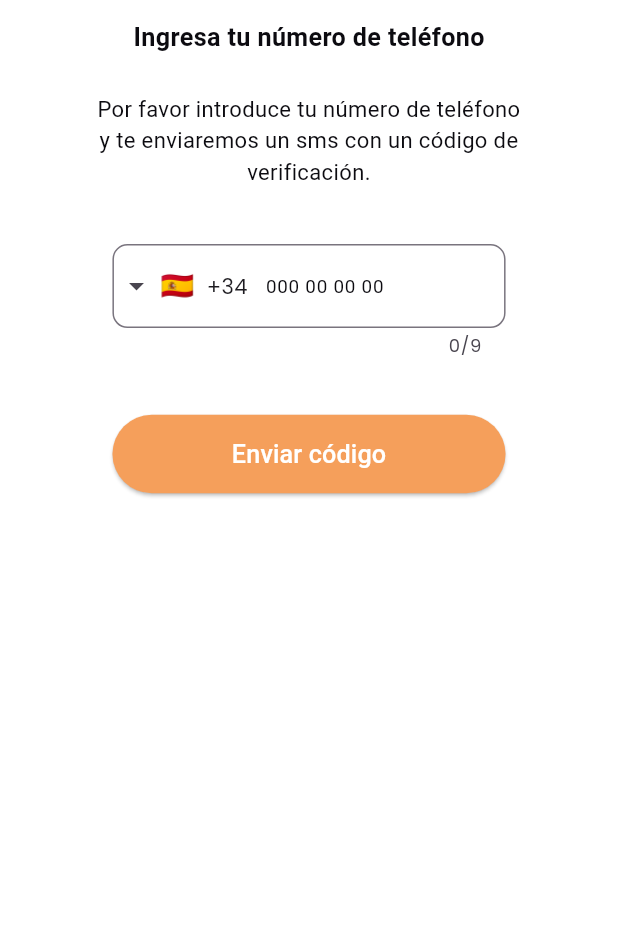
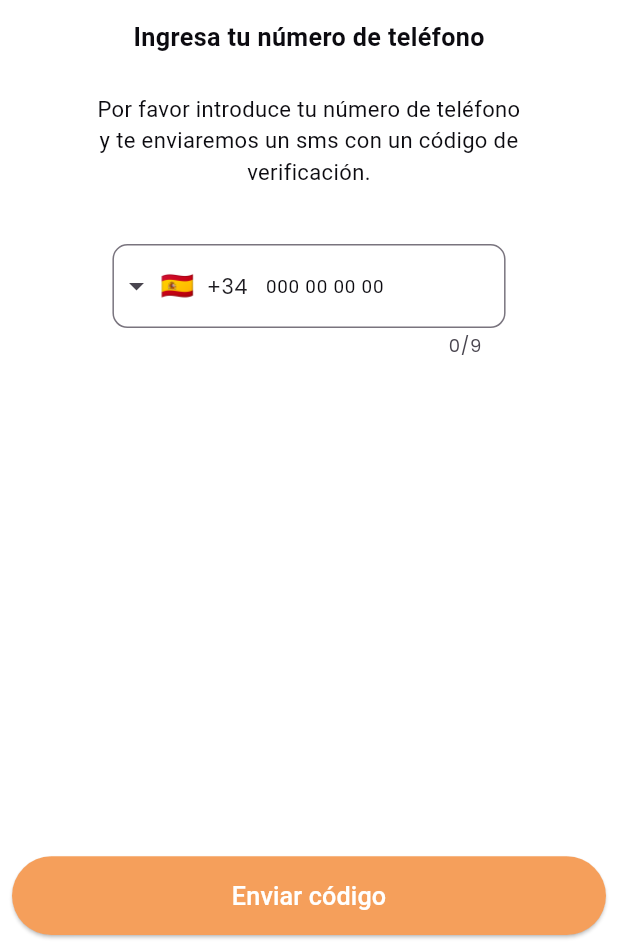
Before and after one commit to Joansico97/felicitup_app, a Flutter app: the PhoneFederatedView screen opened directly, after a tap on "Enviar código", on a phone screen of 412 x 824 dp, the part 289-1236 px from its top. Run offline on Flutter 3.47's test engine with Material 3 defaults, Android fonts, the phone set to English and light mode, and no system bars; drawn by our look-alikes of intl_phone_field; our stand-ins replace animate_do, bloc, cloud_firestore, cloud_functions, either_dart, envied and 24 more; missing offline and left inert: fast_contacts, super_tooltip, version; accounts and stored records are empty; generated files the repository leaves out were written again; network calls fail; Roboto replaces fonts that are missing (AvenirNext); statements that could not run were skipped; project files that could hold a hidden picture were left out.

Commit message:
add: change federated register flow

```diff
--- a/lib/data/resources/user_firebase_resource.dart
+++ b/lib/data/resources/user_firebase_resource.dart
@@ -788,8 +788,9 @@ class UserFirebaseResource implements UserRepository {
         return Left(ApiException(401, 'User not authenticated'));
       }
       await _client.update(AppConstants.usersCollection, document: uid, {
-        'name': name,
+        'firstName': name,
         'lastName': lastName,
+        'fullName': '$name $lastName',
         'phone': phone,
         'isoCode': isoCode,
         'genre': genre,
--- a/lib/features/auth/federated_register/views/federated_register_page.dart
+++ b/lib/features/auth/federated_register/views/federated_register_page.dart
@@ -54,7 +54,8 @@ class FederatedRegisterPage extends StatelessWidget {
           body: SafeArea(
             child: Column(
               children: [
-                Container(
+                Expanded(
+                  child: Container(
                     padding: EdgeInsets.symmetric(vertical: context.sp(12)),
                     child: BlocBuilder<
                       FederatedRegisterBloc,
@@ -87,6 +88,7 @@ class FederatedRegisterPage extends StatelessWidget {
                       },
                     ),
                   ),
+                ),
               ],
             ),
           ),
--- a/lib/features/auth/federated_register/views/form_federated_view.dart
+++ b/lib/features/auth/federated_register/views/form_federated_view.dart
@@ -36,7 +36,31 @@ class _FormFederatedViewState extends State<FormFederatedView> {
 
   @override
   Widget build(BuildContext context) {
-    return GestureDetector(
+    return Scaffold(
+      persistentFooterAlignment: AlignmentDirectional.center,
+      persistentFooterButtons: [
+        SizedBox(
+          height: context.sp(50),
+          width: context.sp(400),
+          child: PrimaryButton(
+            onTap: () {
+              if (firstNameController.text.isNotEmpty &&
+                  lastNameController.text.isNotEmpty) {
+                context.read<FederatedRegisterBloc>().add(
+                  FederatedRegisterEvent.initRegister(
+                    name: firstNameController.text.trim().capitalize(),
+                    lastName: lastNameController.text.trim().capitalize(),
+                    birthDate: birthDate,
+                  ),
+                );
+              }
+            },
+            label: 'Continuar',
+            isActive: true,
+          ),
+        ),
+      ],
+      body: GestureDetector(
         onTap: () => FocusScope.of(context).unfocus(),
         child: Column(
           children: [
@@ -119,7 +143,9 @@ class _FormFederatedViewState extends State<FormFederatedView> {
                                               .copyWith(
                                                 color:
                                                     birthDate == null
-                                                      ? context.colors.darkGrey
+                                                        ? context
+                                                            .colors
+                                                            .darkGrey
                                                         : context.colors.black,
                                               ),
                                         ),
@@ -189,36 +215,13 @@ class _FormFederatedViewState extends State<FormFederatedView> {
                         ],
                       ),
                     ),
-                  SizedBox(height: context.sp(24)),
-                  SizedBox(
-                    height: context.sp(45),
-                    width: context.sp(172),
-                    child: PrimaryButton(
-                      onTap: () {
-                        if (firstNameController.text.isNotEmpty &&
-                            lastNameController.text.isNotEmpty) {
-                          context.read<FederatedRegisterBloc>().add(
-                            FederatedRegisterEvent.initRegister(
-                              name:
-                                  firstNameController.text.trim().capitalize(),
-                              lastName:
-                                  lastNameController.text.trim().capitalize(),
-                              birthDate: birthDate,
-                            ),
-                          );
-                        }
-                      },
-                      label: 'Continuar',
-                      isActive: true,
-                    ),
-                  ),
-                  SizedBox(height: context.sp(12)),
                   ],
                 ),
               ),
             ),
           ],
         ),
+      ),
     );
   }
 }
--- a/lib/features/auth/federated_register/views/phone_federated_view.dart
+++ b/lib/features/auth/federated_register/views/phone_federated_view.dart
@@ -19,7 +19,24 @@ class _PhoneFederatedViewState extends State<PhoneFederatedView> {
 
   @override
   Widget build(BuildContext context) {
-    return Column(
+    return Scaffold(
+      persistentFooterAlignment: AlignmentDirectional.center,
+      persistentFooterButtons: [
+        SizedBox(
+          height: context.sp(50),
+          width: context.sp(400),
+          child: PrimaryButton(
+            onTap: () {
+              context.read<FederatedRegisterBloc>().add(
+                FederatedRegisterEvent.savePhoneInfo(phone, isoCode),
+              );
+            },
+            label: 'Enviar código',
+            isActive: true,
+          ),
+        ),
+      ],
+      body: Column(
         children: [
           CollapsedHeader(
             title: '',
@@ -74,21 +91,8 @@ class _PhoneFederatedViewState extends State<PhoneFederatedView> {
               ),
             ),
           ),
-        SizedBox(height: context.sp(36)),
-        SizedBox(
-          width: context.sp(250),
-          height: context.sp(50),
-          child: PrimaryButton(
-            onTap: () {
-              context.read<FederatedRegisterBloc>().add(
-                FederatedRegisterEvent.savePhoneInfo(phone, isoCode),
-              );
-            },
-            label: 'Enviar código',
-            isActive: true,
+        ],
       ),
-        ),
-      ],
     );
   }
 }
--- a/pubspec.yaml
+++ b/pubspec.yaml
@@ -1,7 +1,7 @@
 name: felicitup_app
 description: 'A new Flutter project.'
 
-version: 1.0.2+11
+version: 1.0.2+12
 
 environment:
   sdk: ^3.7.2
```
Also changed, not shown: lib/features/auth/federated_register/bloc/federated_register_bloc.dart (+5 -23 lines), 1 other file. Lines whose indentation alone changed are shown as unchanged.
